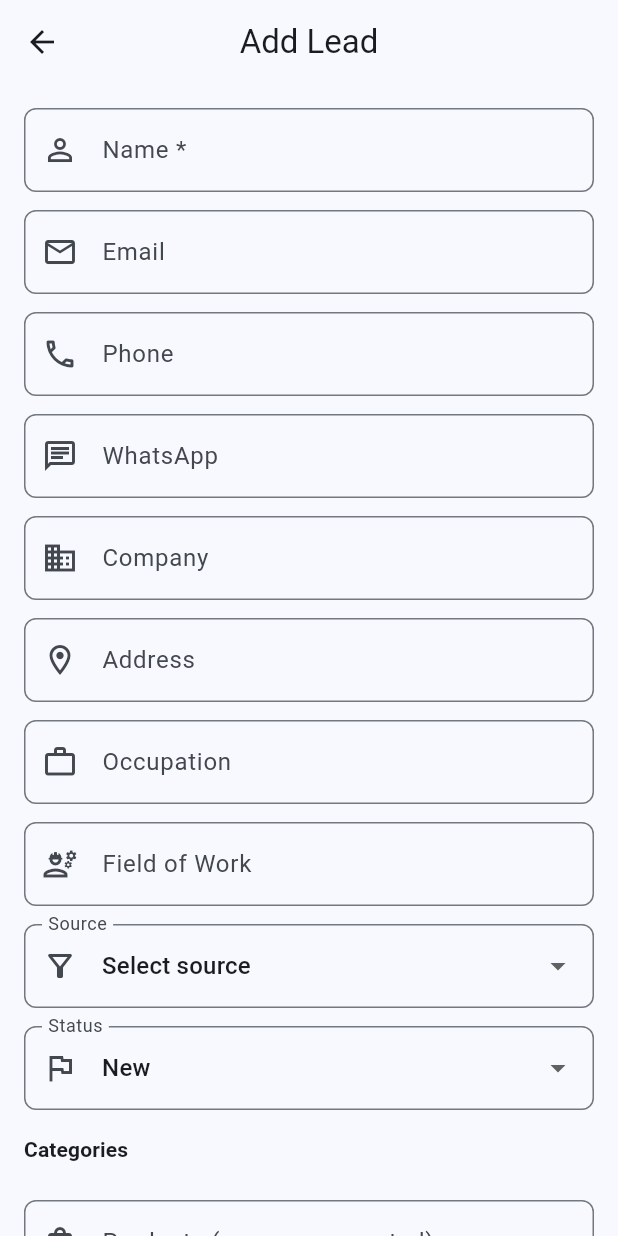
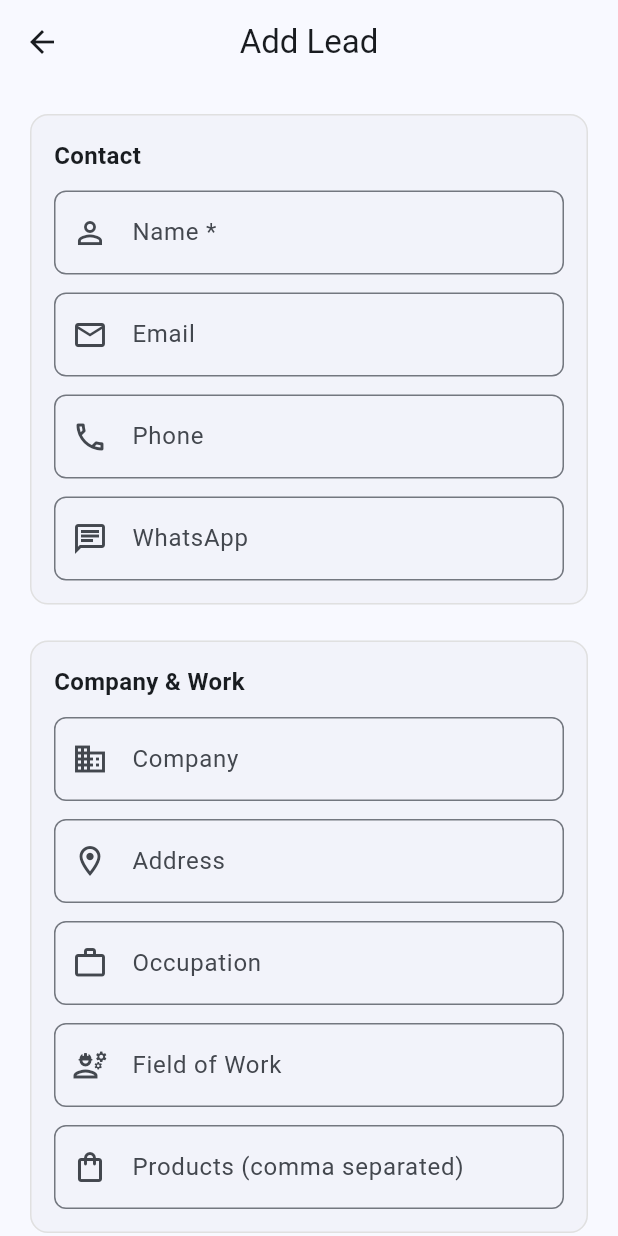
Before and after one commit to mohammadshahilsupportta/supporttacrmapp, a Flutter app: the LeadCreateView screen opened by its route, on a phone screen of 412 x 824 dp. Run offline on Flutter 3.47's test engine with Material 3 defaults, Android fonts, the phone set to English and light mode, and no system bars; our stand-ins replace animated_notch_bottom_bar, get, get_storage, supabase_flutter; accounts and stored records are empty.

Commit message:
Refactor LeadCreateView layout: Introduced _buildSection method to organize form fields into distinct sections for improved readability and user experience. Updated contact, company & work, and status & categories sections with appropriate fields and styling.

```diff
--- a/lib/presentation/views/leads/lead_create_view.dart
+++ b/lib/presentation/views/leads/lead_create_view.dart
@@ -172,6 +172,9 @@ class _LeadCreateViewState extends State<LeadCreateView> {
             child: Column(
               crossAxisAlignment: CrossAxisAlignment.start,
               children: [
+                _buildSection(
+                  title: 'Contact',
+                  children: [
                     TextFormField(
                       controller: _nameController,
                       decoration: const InputDecoration(
@@ -208,7 +211,12 @@ class _LeadCreateViewState extends State<LeadCreateView> {
                       ),
                       keyboardType: TextInputType.phone,
                     ),
-                const SizedBox(height: 12),
+                  ],
+                ),
+                const SizedBox(height: 16),
+                _buildSection(
+                  title: 'Company & Work',
+                  children: [
                     TextFormField(
                       controller: _companyController,
                       decoration: const InputDecoration(
@@ -241,6 +249,19 @@ class _LeadCreateViewState extends State<LeadCreateView> {
                       ),
                     ),
                     const SizedBox(height: 12),
+                    TextFormField(
+                      controller: _productsController,
+                      decoration: const InputDecoration(
+                        labelText: 'Products (comma separated)',
+                        prefixIcon: Icon(Icons.shopping_bag_outlined),
+                      ),
+                    ),
+                  ],
+                ),
+                const SizedBox(height: 16),
+                _buildSection(
+                  title: 'Status & Categories',
+                  children: [
                     DropdownButtonFormField<LeadSource>(
                       value: _selectedSource,
                       decoration: const InputDecoration(
@@ -284,7 +305,7 @@ class _LeadCreateViewState extends State<LeadCreateView> {
                         }
                       },
                     ),
-                const SizedBox(height: 16),
+                    const SizedBox(height: 12),
                     Text(
                       'Categories',
                       style: Theme.of(context)
@@ -314,14 +335,6 @@ class _LeadCreateViewState extends State<LeadCreateView> {
                           )
                           .toList(),
                     ),
-                const SizedBox(height: 16),
-                TextFormField(
-                  controller: _productsController,
-                  decoration: const InputDecoration(
-                    labelText: 'Products (comma separated)',
-                    prefixIcon: Icon(Icons.shopping_bag_outlined),
-                  ),
-                ),
                     const SizedBox(height: 12),
                     TextFormField(
                       controller: _notesController,
@@ -331,10 +344,25 @@ class _LeadCreateViewState extends State<LeadCreateView> {
                       ),
                       maxLines: 3,
                     ),
-                const SizedBox(height: 20),
-                SizedBox(
+                  ],
+                ),
+                const SizedBox(height: 12),
+                SafeArea(
+                  top: false,
+                  minimum: const EdgeInsets.only(bottom: 12),
+                  child: SizedBox(
                     width: double.infinity,
                     child: ElevatedButton.icon(
+                      style: ElevatedButton.styleFrom(
+                        padding: const EdgeInsets.symmetric(
+                          horizontal: 16,
+                          vertical: 14,
+                        ),
+                        shape: RoundedRectangleBorder(
+                          borderRadius: BorderRadius.circular(12),
+                        ),
+                        elevation: 0,
+                      ),
                       onPressed: _submitting ? null : _handleSubmit,
                       icon: _submitting
                           ? const SizedBox(
@@ -343,7 +371,11 @@ class _LeadCreateViewState extends State<LeadCreateView> {
                               child: CircularProgressIndicator(strokeWidth: 2),
                             )
                           : const Icon(Icons.check),
-                    label: Text(_submitting ? 'Submitting...' : 'Create Lead'),
+                      label: Text(
+                        _submitting ? 'Submitting...' : 'Create Lead',
+                        style: const TextStyle(fontWeight: FontWeight.w700),
+                      ),
+                    ),
                   ),
                 ),
               ],
@@ -388,3 +420,35 @@ class _LeadCreateViewState extends State<LeadCreateView> {
     }
   }
 }
+
+Widget _buildSection({
+  required String title,
+  required List<Widget> children,
+}) {
+  return Card(
+    elevation: 0,
+    shape: RoundedRectangleBorder(
+      borderRadius: BorderRadius.circular(12),
+      side: BorderSide(
+        color: Colors.grey.shade300,
+      ),
+    ),
+    child: Padding(
+      padding: const EdgeInsets.all(16),
+      child: Column(
+        crossAxisAlignment: CrossAxisAlignment.start,
+        children: [
+          Text(
+            title,
+            style: const TextStyle(
+              fontSize: 16,
+              fontWeight: FontWeight.w700,
+            ),
+          ),
+          const SizedBox(height: 12),
+          ...children,
+        ],
+      ),
+    ),
+  );
+}
```
Lines whose indentation alone changed are shown as unchanged.
